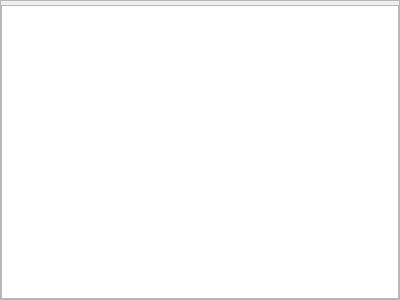
Above: src/blackgui/components/dbaircrafticaocomponent.ui from swift-project/pilotclient before the change. Below: the same form after it.
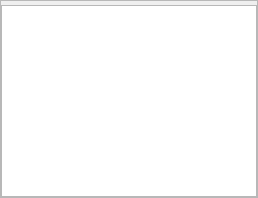
That is the form after the change. Custom widgets are drawn as their Qt base class.

Diff of the .ui file:
```diff
--- a/src/blackgui/components/dbaircrafticaocomponent.ui
+++ b/src/blackgui/components/dbaircrafticaocomponent.ui
@@ -2,14 +2,6 @@
 <ui version="4.0">
  <class>CDbAircraftIcaoComponent</class>
  <widget class="QFrame" name="CDbAircraftIcaoComponent">
-  <property name="geometry">
-   <rect>
-    <x>0</x>
-    <y>0</y>
-    <width>400</width>
-    <height>300</height>
-   </rect>
-  </property>
   <property name="windowTitle">
    <string>Search and find aircraft ICAO codes</string>
   </property>
```
Left out of the diff: 5 changed lines with no effect on the pictures.
